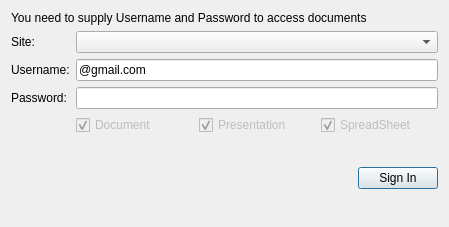
KDE/krita, file plugins/staging/googledocs/authenticationdialog.ui: the form before one commit.
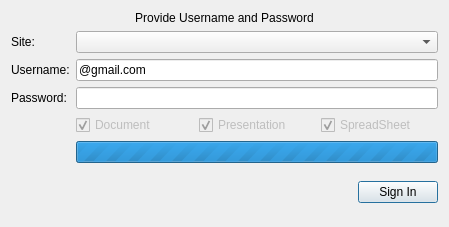
The form after the commit.

What changed in the file:
```diff
--- a/plugins/staging/googledocs/authenticationdialog.ui
+++ b/plugins/staging/googledocs/authenticationdialog.ui
@@ -17,7 +17,10 @@
    <item row="0" column="0" colspan="2">
     <widget class="QLabel" name="label">
      <property name="text">
-      <string>You need to supply Username and Password to access documents</string>
+      <string>Provide Username and Password</string>
+     </property>
+     <property name="alignment">
+      <set>Qt::AlignCenter</set>
      </property>
      <property name="wordWrap">
       <bool>false</bool>
@@ -151,6 +154,25 @@
      </item>
     </layout>
    </item>
+   <item row="9" column="1">
+    <widget class="QProgressBar" name="progressBar">
+     <property name="maximum">
+      <number>0</number>
+     </property>
+     <property name="value">
+      <number>-1</number>
+     </property>
+     <property name="textVisible">
+      <bool>true</bool>
+     </property>
+     <property name="orientation">
+      <enum>Qt::Horizontal</enum>
+     </property>
+     <property name="invertedAppearance">
+      <bool>false</bool>
+     </property>
+    </widget>
+   </item>
   </layout>
  </widget>
  <resources/>
```
Left out of the diff: 2 changed lines with no effect on the pictures.
